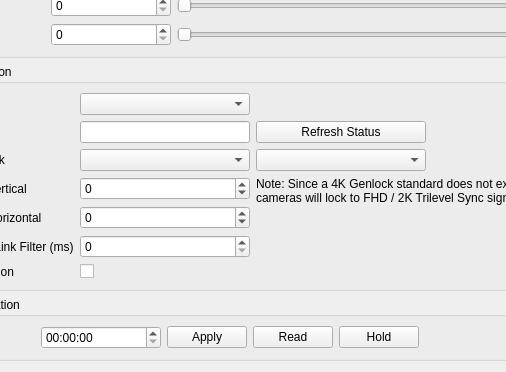
The window that dct_widgets/inoutbox/inoutbox.ui (KAYA-Instruments/SDI-Control-Point) describes before a commit, drawn with Qt 5; both pictures show x 118 to 624 and y 837 to 1209 of the 722 by 1209 pixel window.
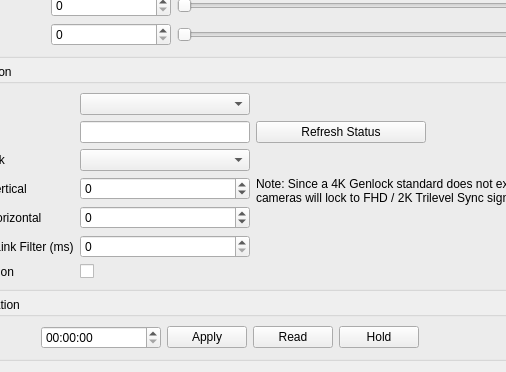
The same window after the commit.

Commit message: Genlock new features for version 2021.3

```diff
--- a/dct_widgets/inoutbox/inoutbox.ui
+++ b/dct_widgets/inoutbox/inoutbox.ui
@@ -1330,16 +1330,6 @@
         </property>
        </widget>
       </item>
-      <item row="2" column="1">
-       <widget class="QComboBox" name="cbxGenlockCrosslockEnable">
-        <property name="minimumSize">
-         <size>
-          <width>170</width>
-          <height>0</height>
-         </size>
-        </property>
-       </widget>
-      </item>
       <item row="0" column="1">
        <widget class="QComboBox" name="cbxGenLockMode">
         <property name="minimumSize">
@@ -1382,22 +1372,6 @@
         </property>
        </widget>
       </item>
-      <item row="2" column="3">
-       <spacer name="horizontalSpacer">
-        <property name="orientation">
-         <enum>Qt::Horizontal</enum>
-        </property>
-        <property name="sizeType">
-         <enum>QSizePolicy::MinimumExpanding</enum>
-        </property>
-        <property name="sizeHint" stdset="0">
-         <size>
-          <width>40</width>
-          <height>20</height>
-         </size>
-        </property>
-       </spacer>
-      </item>
       <item row="5" column="0">
        <widget class="QLabel" name="lblGenLockLOLFilter">
         <property name="text">
@@ -1412,16 +1386,6 @@
         </property>
        </widget>
       </item>
-      <item row="2" column="2">
-       <widget class="QComboBox" name="cbxGenlockCrosslockVmode">
-        <property name="minimumSize">
-         <size>
-          <width>170</width>
-          <height>0</height>
-         </size>
-        </property>
-       </widget>
-      </item>
       <item row="3" column="1">
        <widget class="QSpinBox" name="sbxGenLockOffsetVertical">
         <property name="sizePolicy">
@@ -1578,6 +1542,16 @@
         </property>
        </spacer>
       </item>
+      <item row="2" column="1">
+       <widget class="QComboBox" name="cbxGenlockCrosslockVmode">
+        <property name="minimumSize">
+         <size>
+          <width>170</width>
+          <height>0</height>
+         </size>
+        </property>
+       </widget>
+      </item>
      </layout>
     </widget>
    </item>
```
The commit also changes 22 other files.
